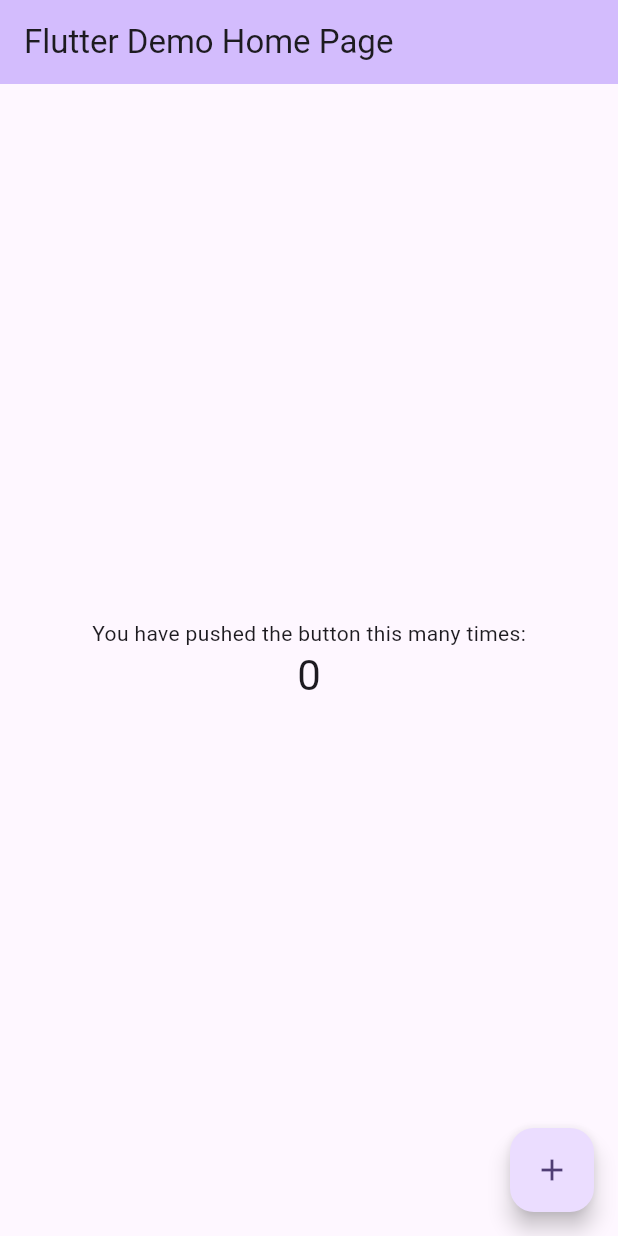
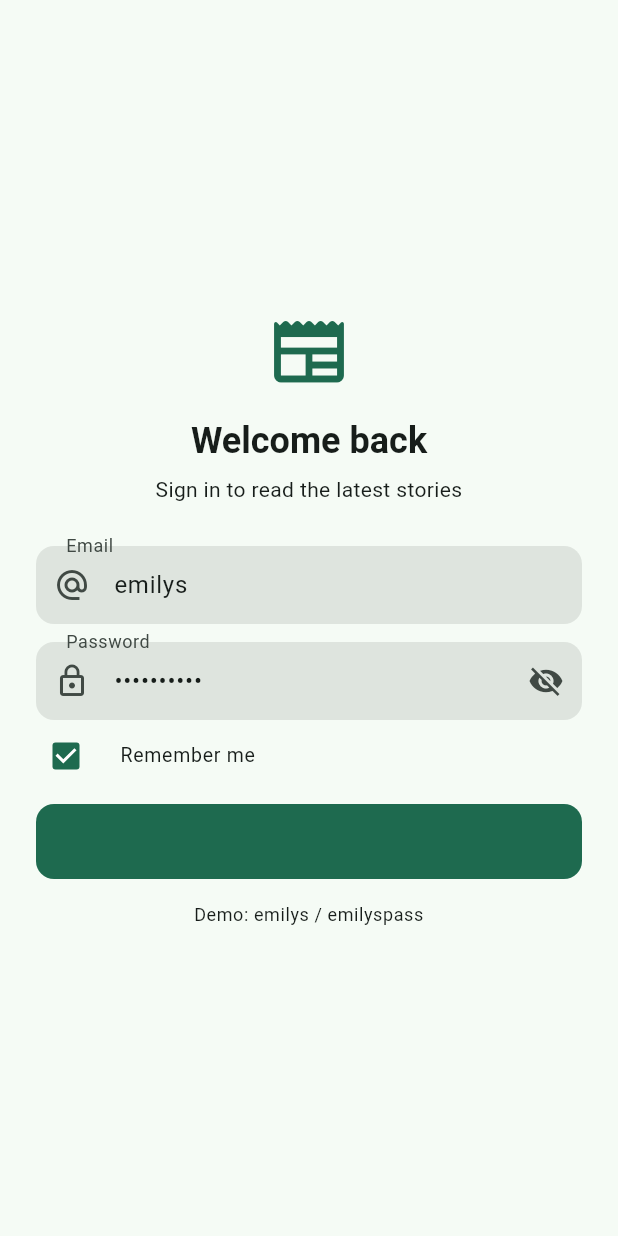
Before and after one commit to pandeji007/dailyfeed, a Flutter app: the screen it shows after launch, on a phone screen of 412 x 824 dp. Run offline on Flutter 3.47's test engine with Material 3 defaults, Android fonts, the phone set to English and light mode, and no system bars; our stand-ins replace flutter_riverpod.

Commit message:
login page

```diff
--- /dev/null
+++ b/lib/core/app_theme.dart
@@ -0,0 +1,49 @@
+import 'package:flutter/material.dart';
+
+class AppTheme {
+  const AppTheme._();
+
+  static const Color _seed = Color(0xFF0B6E4F);
+
+  static ThemeData light() => _build(Brightness.light);
+  static ThemeData dark() => _build(Brightness.dark);
+
+  static ThemeData _build(Brightness brightness) {
+    final scheme = ColorScheme.fromSeed(
+      seedColor: _seed,
+      brightness: brightness,
+    );
+    return ThemeData(
+      useMaterial3: true,
+      colorScheme: scheme,
+      scaffoldBackgroundColor: scheme.surface,
+      appBarTheme: AppBarTheme(
+        centerTitle: false,
+        elevation: 0,
+        backgroundColor: scheme.surface,
+        foregroundColor: scheme.onSurface,
+      ),
+      inputDecorationTheme: InputDecorationTheme(
+        filled: true,
+        fillColor: scheme.surfaceContainerHighest,
+        contentPadding: const EdgeInsets.symmetric(
+          horizontal: 16,
+          vertical: 14,
+        ),
+        border: OutlineInputBorder(
+          borderRadius: BorderRadius.circular(12),
+          borderSide: BorderSide.none,
+        ),
+      ),
+      filledButtonTheme: FilledButtonThemeData(
+        style: FilledButton.styleFrom(
+          minimumSize: const Size.fromHeight(50),
+          shape: RoundedRectangleBorder(
+            borderRadius: BorderRadius.circular(12),
+          ),
+          textStyle: const TextStyle(fontSize: 15, fontWeight: FontWeight.w600),
+        ),
+      ),
+    );
+  }
+}
--- a/lib/main.dart
+++ b/lib/main.dart
@@ -1,122 +1,29 @@
+import 'package:dailyfeed/core/app_theme.dart';
+import 'package:dailyfeed/presentation/screens/login_screen.dart';
 import 'package:flutter/material.dart';
+import 'package:flutter_riverpod/flutter_riverpod.dart';
 
-void main() {
-  runApp(const MyApp());
+Future<void> main() async {
+  WidgetsFlutterBinding.ensureInitialized();
+
+  runApp(const ProviderScope(child: NewsReaderApp()));
 }
 
-class MyApp extends StatelessWidget {
-  const MyApp({super.key});
+class NewsReaderApp extends ConsumerWidget {
+  const NewsReaderApp({super.key});
 
-  // This widget is the root of your application.
   @override
-  Widget build(BuildContext context) {
+  Widget build(BuildContext context, WidgetRef ref) {
     return MaterialApp(
-      title: 'Flutter Demo',
-      theme: ThemeData(
-        // This is the theme of your application.
-        //
-        // TRY THIS: Try running your application with "flutter run". You'll see
-        // the application has a purple toolbar. Then, without quitting the app,
-        // try changing the seedColor in the colorScheme below to Colors.green
-        // and then invoke "hot reload" (save your changes or press the "hot
-        // reload" button in a Flutter-supported IDE, or press "r" if you used
-        // the command line to start the app).
-        //
-        // Notice that the counter didn't reset back to zero; the application
-        // state is not lost during the reload. To reset the state, use hot
-        // restart instead.
-        //
-        // This works for code too, not just values: Most code changes can be
-        // tested with just a hot reload.
-        colorScheme: .fromSeed(seedColor: Colors.deepPurple),
-      ),
-      home: const MyHomePage(title: 'Flutter Demo Home Page'),
+      title: 'News Reader',
+      debugShowCheckedModeBanner: false,
+
+      theme: AppTheme.light(),
+      darkTheme: AppTheme.dark(),
+
+      themeMode: ThemeMode.system,
+
+      home: const LoginScreen(),
     );
   }
 }
-
-class MyHomePage extends StatefulWidget {
-  const MyHomePage({super.key, required this.title});
-
-  // This widget is the home page of your application. It is stateful, meaning
-  // that it has a State object (defined below) that contains fields that affect
-  // how it looks.
-
-  // This class is the configuration for the state. It holds the values (in this
-  // case the title) provided by the parent (in this case the App widget) and
-  // used by the build method of the State. Fields in a Widget subclass are
-  // always marked "final".
-
-  final String title;
-
-  @override
-  State<MyHomePage> createState() => _MyHomePageState();
-}
-
-class _MyHomePageState extends State<MyHomePage> {
-  int _counter = 0;
-
-  void _incrementCounter() {
-    setState(() {
-      // This call to setState tells the Flutter framework that something has
-      // changed in this State, which causes it to rerun the build method below
-      // so that the display can reflect the updated values. If we changed
-      // _counter without calling setState(), then the build method would not be
-      // called again, and so nothing would appear to happen.
-      _counter++;
-    });
-  }
-
-  @override
-  Widget build(BuildContext context) {
-    // This method is rerun every time setState is called, for instance as done
-    // by the _incrementCounter method above.
-    //
-    // The Flutter framework has been optimized to make rerunning build methods
-    // fast, so that you can just rebuild anything that needs updating rather
-    // than having to individually change instances of widgets.
-    return Scaffold(
-      appBar: AppBar(
-        // TRY THIS: Try changing the color here to a specific color (to
-        // Colors.amber, perhaps?) and trigger a hot reload to see the AppBar
-        // change color while the other colors stay the same.
-        backgroundColor: Theme.of(context).colorScheme.inversePrimary,
-        // Here we take the value from the MyHomePage object that was created by
-        // the App.build method, and use it to set our appbar title.
-        title: Text(widget.title),
-      ),
-      body: Center(
-        // Center is a layout widget. It takes a single child and positions it
-        // in the middle of the parent.
-        child: Column(
-          // Column is also a layout widget. It takes a list of children and
-          // arranges them vertically. By default, it sizes itself to fit its
-          // children horizontally, and tries to be as tall as its parent.
-          //
-          // Column has various properties to control how it sizes itself and
-          // how it positions its children. Here we use mainAxisAlignment to
-          // center the children vertically; the main axis here is the vertical
-          // axis because Columns are vertical (the cross axis would be
-          // horizontal).
-          //
-          // TRY THIS: Invoke "debug painting" (choose the "Toggle Debug Paint"
-          // action in the IDE, or press "p" in the console), to see the
-          // wireframe for each widget.
-          mainAxisAlignment: .center,
-          children: [
-            const Text('You have pushed the button this many times:'),
-            Text(
-              '$_counter',
-              style: Theme.of(context).textTheme.headlineMedium,
-            ),
-          ],
-        ),
-      ),
-      floatingActionButton: FloatingActionButton(
-        onPressed: _incrementCounter,
-        tooltip: 'Increment',
-        child: const Icon(Icons.add),
-      ),
-    );
-  }
-}
--- /dev/null
+++ b/lib/presentation/screens/login_screen.dart
@@ -0,0 +1,148 @@
+import 'package:flutter/material.dart';
+import 'package:flutter_riverpod/flutter_riverpod.dart';
+// import 'package:flutter_riverpod/flutter_riverpod.dart';
+// import 'package:news_reader/core/exceptions.dart';
+// import 'package:news_reader/core/validators.dart';
+// import 'package:news_reader/presentation/providers/auth_provider.dart';
+
+class LoginScreen extends ConsumerStatefulWidget {
+  const LoginScreen({super.key});
+
+  @override
+  ConsumerState<LoginScreen> createState() => _LoginScreenState();
+}
+
+class _LoginScreenState extends ConsumerState<LoginScreen> {
+  final _formKey = GlobalKey<FormState>();
+  final _emailController = TextEditingController(text: 'emilys');
+  final _passwordController = TextEditingController(text: 'emilyspass');
+
+  bool _obscure = true;
+  bool _remember = true;
+
+  // @override
+  // void dispose() {
+  //   _emailController.dispose();
+  //   _passwordController.dispose();
+  //   super.dispose();
+  // }
+
+  // Future<void> _submit() async {
+  //   FocusScope.of(context).unfocus();
+  //   if (!_formKey.currentState!.validate()) return;
+
+  //   await ref.read(authProvider.notifier).login(
+  //         email: _emailController.text.trim(),
+  //         password: _passwordController.text,
+  //         remember: _remember,
+  //       );
+  // }
+
+  @override
+  Widget build(BuildContext context) {
+    // final authState = ref.watch(authProvider);
+    // final loading = authState.isLoading;
+
+    // ref.listen(authProvider, (_, next) {
+    //   final error = next.error;
+    //   if (error == null) return;
+    //   final message = error is AppException ? error.message : 'Login failed.';
+    //   ScaffoldMessenger.of(context)
+    //     ..hideCurrentSnackBar()
+    //     ..showSnackBar(SnackBar(content: Text(message)));
+    // });
+
+    return Scaffold(
+      body: SafeArea(
+        child: Center(
+          child: SingleChildScrollView(
+            padding: const EdgeInsets.all(24),
+            child: ConstrainedBox(
+              constraints: const BoxConstraints(maxWidth: 400),
+              child: Form(
+                key: _formKey,
+                child: Column(
+                  crossAxisAlignment: CrossAxisAlignment.stretch,
+                  children: <Widget>[
+                    Icon(
+                      Icons.newspaper_rounded,
+                      size: 56,
+                      color: Theme.of(context).colorScheme.primary,
+                    ),
+                    const SizedBox(height: 16),
+                    Text(
+                      'Welcome back',
+                      textAlign: TextAlign.center,
+                      style: Theme.of(context).textTheme.headlineSmall
+                          ?.copyWith(fontWeight: FontWeight.w700),
+                    ),
+                    const SizedBox(height: 6),
+                    Text(
+                      'Sign in to read the latest stories',
+                      textAlign: TextAlign.center,
+                      style: Theme.of(context).textTheme.bodyMedium,
+                    ),
+                    const SizedBox(height: 28),
+                    TextFormField(
+                      controller: _emailController,
+                      //   enabled: !loading,
+                      keyboardType: TextInputType.emailAddress,
+                      decoration: const InputDecoration(
+                        labelText: 'Email',
+                        prefixIcon: Icon(Icons.alternate_email),
+                      ),
+                      // validator: Validators.emailOrUsername,
+                    ),
+                    const SizedBox(height: 12),
+                    TextFormField(
+                      controller: _passwordController,
+                      // enabled: !loading,
+                      obscureText: _obscure,
+                      decoration: InputDecoration(
+                        labelText: 'Password',
+                        prefixIcon: const Icon(Icons.lock_outline),
+                        suffixIcon: IconButton(
+                          onPressed: () => setState(() => _obscure = !_obscure),
+                          icon: Icon(
+                            _obscure ? Icons.visibility_off : Icons.visibility,
+                          ),
+                        ),
+                      ),
+                      //validator: Validators.password,
+                    ),
+                    CheckboxListTile(
+                      value: _remember,
+                      onChanged: (value) {},
+                      //  onChanged: (){},
+                      //onChanged: loading ? null : (v) => setState(() => _remember = v ?? true),
+                      contentPadding: EdgeInsets.zero,
+                      controlAffinity: ListTileControlAffinity.leading,
+                      dense: true,
+                      title: const Text('Remember me'),
+                    ),
+                    const SizedBox(height: 8),
+                    FilledButton(
+                      onPressed: () {},
+                      // onPressed: loading ? null : _submit,
+                      child: const SizedBox(
+                        height: 20,
+                        width: 20,
+                        child: CircularProgressIndicator(strokeWidth: 2),
+                      ),
+                    ),
+                    const SizedBox(height: 16),
+                    Text(
+                      'Demo: emilys / emilyspass',
+                      textAlign: TextAlign.center,
+                      style: Theme.of(context).textTheme.bodySmall,
+                    ),
+                  ],
+                ),
+              ),
+            ),
+          ),
+        ),
+      ),
+    );
+  }
+}
--- a/pubspec.yaml
+++ b/pubspec.yaml
@@ -34,6 +34,8 @@ dependencies:
   # The following adds the Cupertino Icons font to your application.
   # Use with the CupertinoIcons class for iOS style icons.
   cupertino_icons: ^1.0.8
+  flutter_riverpod: ^3.4.3
+  go_router: ^18.0.1
 
 dev_dependencies:
   flutter_test:
```
Also changed, not shown: pubspec.lock.
